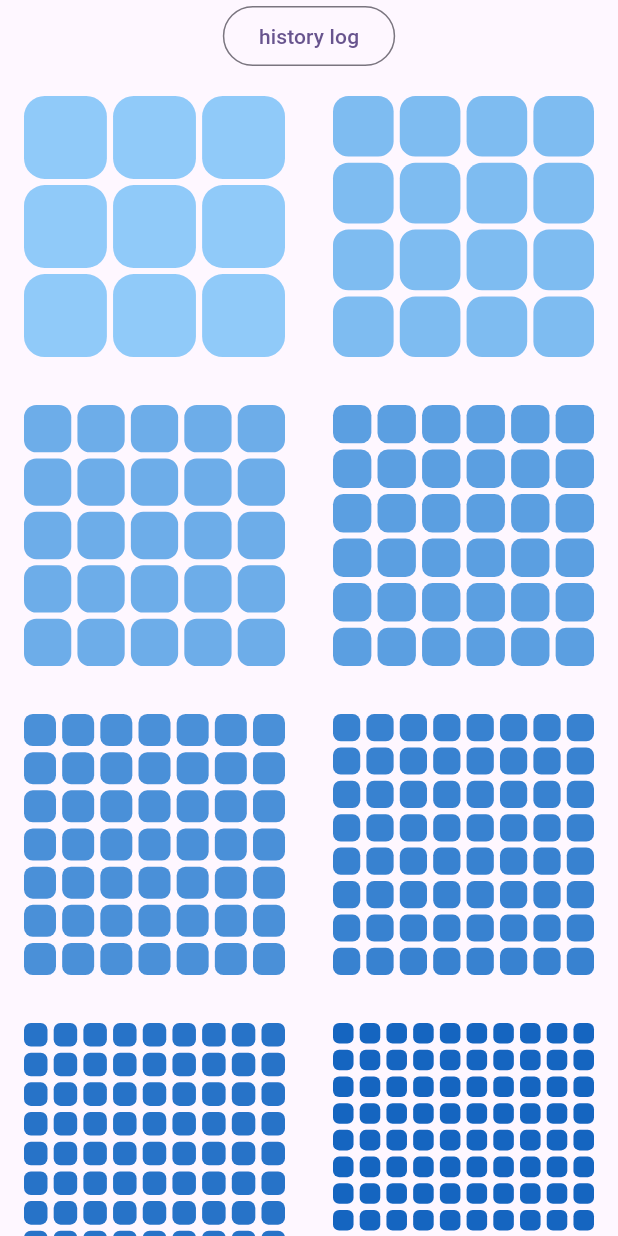
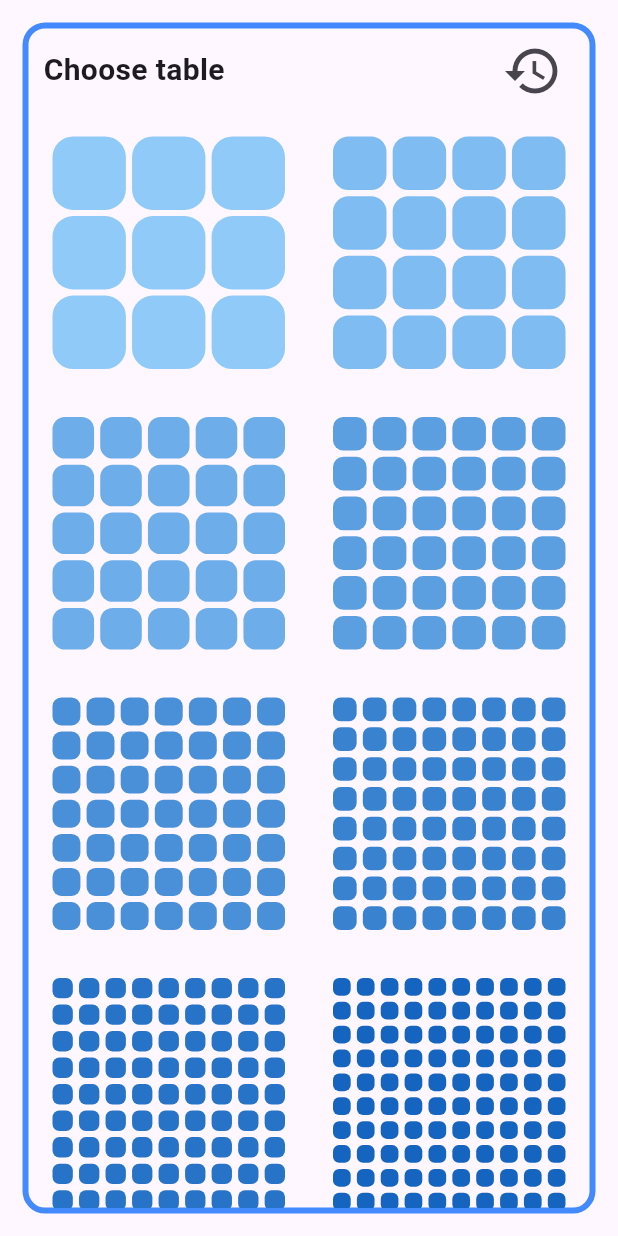
Before and after one commit to kncode74/xo_game, a Flutter app: the screen it shows after launch, on a phone screen of 412 x 824 dp. Run offline on Flutter 3.47's test engine with Material 3 defaults, Android fonts, the phone set to English and light mode, and no system bars; our stand-ins replace get, shared_preferences.

Commit message:
fix : redesign

```diff
--- a/lib/_widget/select_table_page.dart
+++ b/lib/_widget/select_table_page.dart
@@ -1,5 +1,3 @@
-import 'dart:math';
-
 import 'package:flutter/material.dart';
 import 'package:get/get.dart';
 import 'package:xo_game/_widget/board_content.dart';
@@ -20,12 +18,53 @@ class SelectTablePage extends StatelessWidget {
     return Scaffold(
       body: SafeArea(
         child: Center(
+          child: Expanded(
+            child: Container(
+              margin: const EdgeInsets.all(15),
+              decoration: BoxDecoration(
+                borderRadius: BorderRadius.circular(15),
+                border: Border.all(
+                  width: 4,
+                  color: Colors.blueAccent,
+                ),
+              ),
               child: Column(
                 children: [
+                  _headerContent(),
+                  _content(),
+                ],
+              ),
+            ),
+          ),
+        ),
+      ),
+    );
+  }
+
+  Widget _headerContent() {
+    return Padding(
+      padding: const EdgeInsets.only(left: 10, right: 10),
+      child: Row(
+        mainAxisAlignment: MainAxisAlignment.spaceBetween,
+        children: [
+          const Text(
+            'Choose table',
+            style: TextStyle(
+              fontSize: 20,
+              fontWeight: FontWeight.bold,
+            ),
+          ),
           _historyLogButton(),
-              Expanded(
+        ],
+      ),
+    );
+  }
+
+  Widget _content() {
+    return Expanded(
       child: GridView.builder(
-                  gridDelegate: const SliverGridDelegateWithFixedCrossAxisCount(
+        gridDelegate:
+        const SliverGridDelegateWithFixedCrossAxisCount(
             crossAxisCount: 2),
         itemCount: endNUmber - startNumber + 1,
         itemBuilder: (context, index) {
@@ -40,57 +79,26 @@ class SelectTablePage extends StatelessWidget {
           );
         },
       ),
-              ),
-            ],
-          ),
-        ),
-      ),
     );
   }
 
   Widget _historyLogButton() {
-    return OutlinedButton(
+    return IconButton(
       onPressed: () {
         Get.to(
               () => HistoryGameView(),
           binding: HistoryGameBinding(),
         );
       },
-      child: const Text('history log'),
-    );
-  }
-
-  // TODO:unused
-  Widget _boxContent(
-    int tableNumber,
-  ) {
-    return InkWell(
-      onTap: () {
-        _showDialog(tableNumber);
-      },
-      child: Container(
-        margin: const EdgeInsets.all(10),
-        decoration: BoxDecoration(
-            // color: _generateRandomColor(tableNumber),
-            borderRadius: BorderRadius.circular(10)),
-        child: Center(
-          child: Text(
-            '${tableNumber.toString()} X ${tableNumber.toString()}',
-            style: const TextStyle(
-              fontWeight: FontWeight.bold,
-              fontSize: 25,
-              color: Colors.white,
-            ),
-          ),
-        ),
+      icon: const Icon(
+        Icons.history,
+        size: 40,
       ),
     );
   }
 
-  _routeToGame(
-    int tableNumber,
-    Enum gameMode,
-  ) {
+  _routeToGame(int tableNumber,
+      Enum gameMode,) {
     Get.to(
           () => XOGameView(),
       arguments: {
@@ -104,7 +112,8 @@ class SelectTablePage extends StatelessWidget {
   void _showDialog(int tableNumber) {
     showDialog(
       context: Get.context!,
-      builder: (context) => AlertDialog(
+      builder: (context) =>
+          AlertDialog(
             shape: RoundedRectangleBorder(
               borderRadius: BorderRadius.circular(20),
             ),
@@ -132,7 +141,7 @@ class SelectTablePage extends StatelessWidget {
                   ),
                   const SizedBox(height: 10),
                   ListTile(
-                leading: Icon(
+                    leading: const Icon(
                       Icons.android,
                       color: Colors.green,
                     ),
```
Lines whose indentation alone changed are shown as unchanged.
